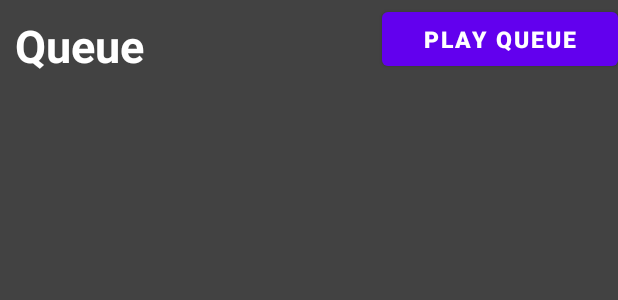
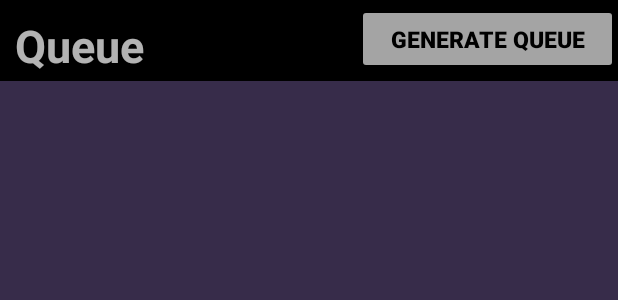
Before and after one commit to d-friendly/MusicTags, an Android app: the layout fragment_queue.xml on its own in the app's theme, with its tools: preview values and no code run, on a phone screen of 412 x 824 dp. Shown: the top 300 px of the screen. Run offline under Robolectric (Android 15) with nearby library versions, the phone set to English and light mode, and no system bars.

Commit message:
Graphical Changes. Choose a more consistent theme

```diff
--- a/app/src/main/AndroidManifest.xml
+++ b/app/src/main/AndroidManifest.xml
@@ -12,7 +12,7 @@
         android:label="@string/app_name"
         android:roundIcon="@mipmap/ic_launcher_round"
         android:supportsRtl="true"
-        android:theme="@style/Theme.MusicTags">
+        android:theme="@style/Theme.AppCompat.NoActionBar">
         <activity
             android:name=".MainActivity"
             android:exported="true">
--- a/app/src/main/res/layout/activity_main.xml
+++ b/app/src/main/res/layout/activity_main.xml
@@ -17,8 +17,7 @@
         android:layout_height="wrap_content"
         android:id="@+id/bottomnav"
         android:layout_alignParentBottom="true"
-        android:background="?android:attr/windowBackground"
-
+        android:background="#753D2A60"
         app:menu="@menu/menu" />
 
 </RelativeLayout>
--- a/app/src/main/res/layout/custom_queue_layout.xml
+++ b/app/src/main/res/layout/custom_queue_layout.xml
@@ -5,7 +5,8 @@
     android:layout_width="match_parent"
     android:layout_height="match_parent"
     android:orientation="horizontal"
-    android:weightSum="7">
+    android:weightSum="7"
+    >
 
 
     <ImageView
--- a/app/src/main/res/layout/fragment_queue.xml
+++ b/app/src/main/res/layout/fragment_queue.xml
@@ -6,59 +6,61 @@
     android:layout_height="match_parent"
     android:layout_gravity="center"
     android:orientation="vertical"
-    android:background="@color/cardview_dark_background"
     tools:context=".QueueFragment">
-    <!-- android:background="@color/white" -->
+
 
     <LinearLayout
         android:layout_width="match_parent"
         android:layout_height="wrap_content"
         android:layout_weight="1"
+        android:background="@color/black"
+
 
         >
+
         <TextView
             android:layout_width="wrap_content"
             android:layout_height="wrap_content"
             android:layout_marginLeft="10dp"
             android:layout_marginTop="10dp"
-            android:layout_marginBottom="5dp"
+            android:layout_weight="7"
+            android:text="Queue"
+            android:textSize="30dp"
             android:textStyle="bold"
-            android:textSize="30dp"
-            android:text="Queue"
-            android:textColor="@color/white"
-            android:layout_weight="7"
-            />
+            android:layout_marginBottom="7dp"/>
 
 
         <Button
             android:id="@+id/button"
             android:layout_width="wrap_content"
             android:layout_height="wrap_content"
-            android:text="Play Queue"
+            android:layout_marginBottom="7dp"
+            android:layout_weight="1"
+            android:backgroundTint="#A4FFFFFF"
+            android:onClick="playLocalQueue"
+            android:text="Generate Queue"
+            android:textColor="@color/black"
             android:textSize="15dp"
-            android:textStyle="bold"
-            android:layout_weight="1"
-            android:onClick="playLocalQueue"
-            />
+            android:textStyle="bold" />
     </LinearLayout>
 
     <ScrollView
         android:id="@+id/scrolView"
         android:layout_width="match_parent"
         android:layout_height="match_parent"
-        android:fillViewport="true"
-        android:layout_weight="12">
+        android:layout_weight="12"
+        android:fillViewport="true">
 
         <ListView
             android:id="@+id/listView"
             android:layout_width="match_parent"
-            android:layout_height="wrap_content" >
+            android:layout_height="wrap_content"
+            android:background="#8A3D2A60"
+            >
 
 
         </ListView>
     </ScrollView>
 
 
-
-
 </LinearLayout>
```
Also changed, not shown: app/src/main/java/com/example/musictags/SearchFragment.java (+4 -5 lines), app/src/main/res/layout/fragment_home.xml (+33 -38 lines), app/src/main/res/layout/fragment_search.xml (+7 -3 lines).
